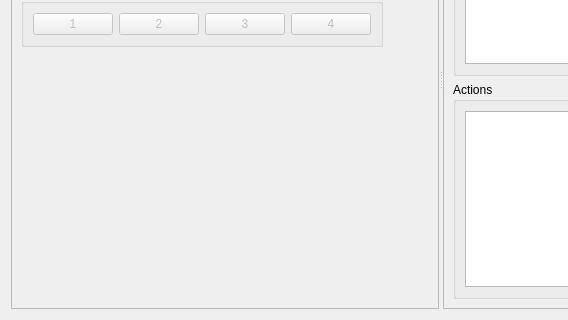
Cnotinfor/CnotiMind, file examples/LittleMozart/Form.ui: the form before one commit; both pictures show x 0 to 568 and y 162 to 482 of the 790 by 482 pixel window.
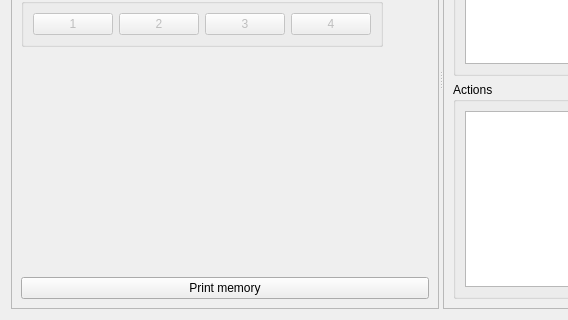
The form after the commit.

Diff of the .ui file:
```diff
--- a/examples/LittleMozart/Form.ui
+++ b/examples/LittleMozart/Form.ui
@@ -179,6 +179,13 @@
          </property>
         </spacer>
        </item>
+       <item>
+        <widget class="QPushButton" name="pushButtonPrint">
+         <property name="text">
+          <string>Print memory</string>
+         </property>
+        </widget>
+       </item>
       </layout>
      </widget>
      <widget class="QFrame" name="frame_2">
```
